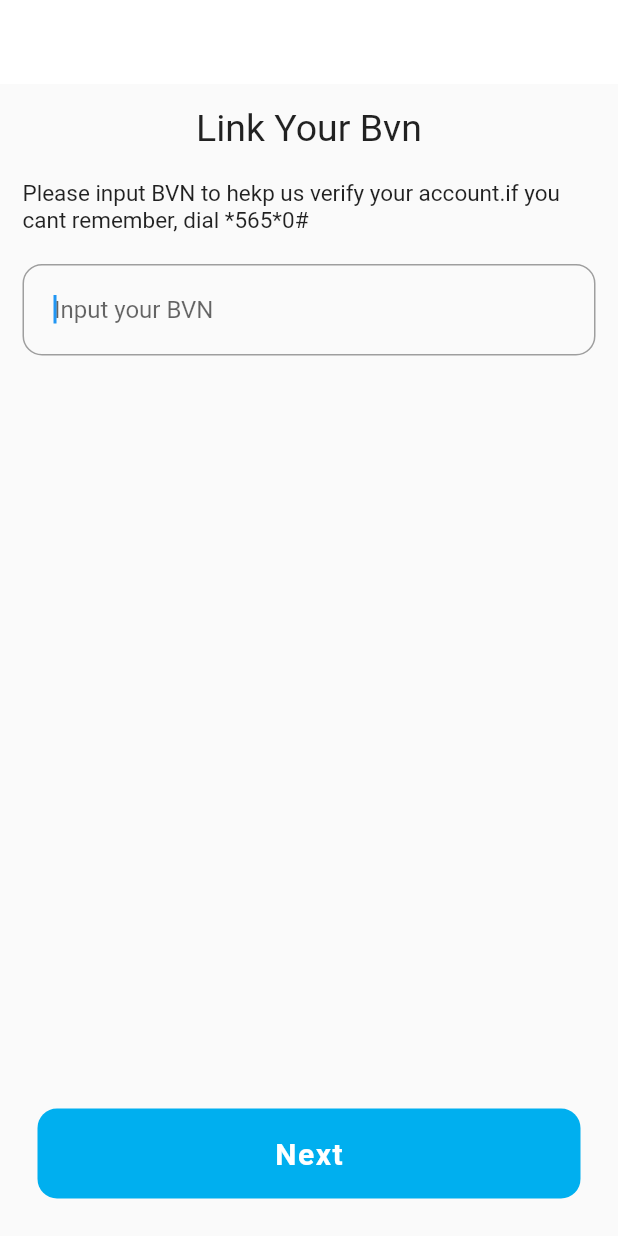
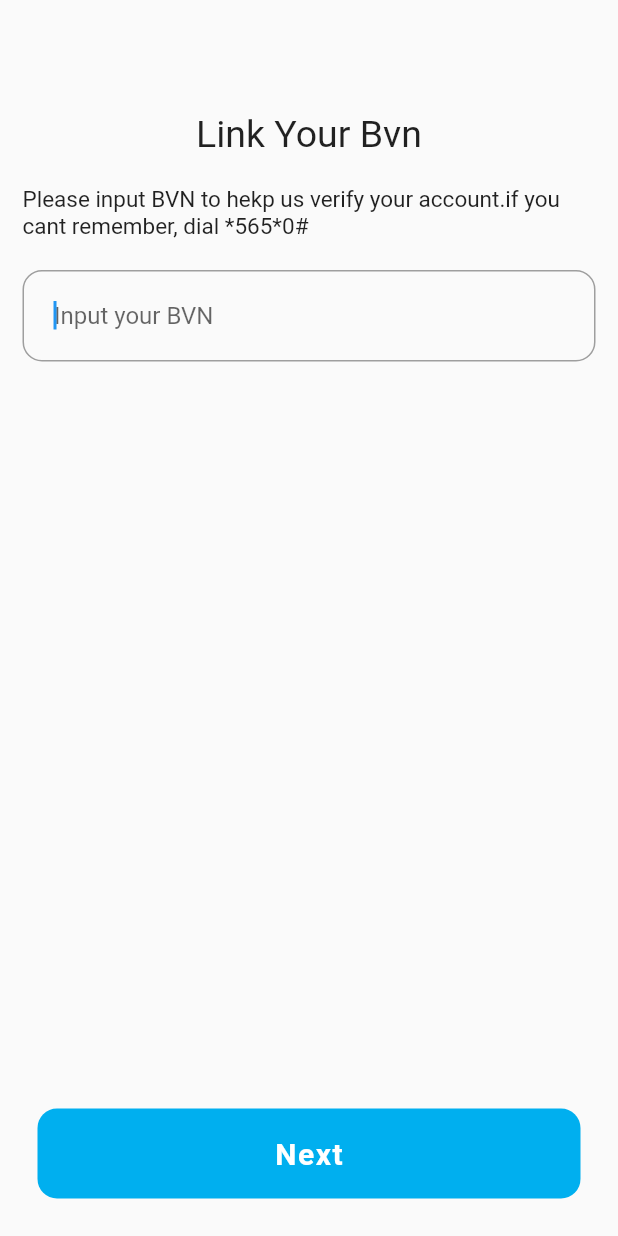
Before and after one commit to Ajaodolapo1301/glade, a Flutter app: the screen it shows after launch, after a tap on "Next", on a phone screen of 412 x 824 dp. Run offline on Flutter 3.47's test engine with Material 2 defaults, Android fonts, the phone set to English and light mode, and no system bars; drawn by our look-alikes of overlay_support; our stand-ins replace after_layout, hive; accounts and stored records are empty; network calls fail; Roboto replaces fonts that are missing (SFPro).

```diff
--- a/lib/api/api.dart
+++ b/lib/api/api.dart
@@ -1,7 +1,81 @@
 
+import 'dart:convert';
 
-abstract class AbstractLoginApi{
-  Future<Map<String,dynamic>> verifyOtp({String phone, String code});
+import 'package:glade/model/bank.dart';
+import 'package:http/http.dart' as http;
+const String Url = "https://api.glade.ng/resources";
+abstract class AbstractApi{
+  Future<Map<String,dynamic>> getListOfBanks();
+
+  Future<Map<String,dynamic>> verifyBvn({String bvn});
 
 
 }
+
+
+class ListOfBanks with AbstractApi{
+
+
+  @override
+  Future<Map<String,dynamic >> getListOfBanks() async {
+    Map<String, dynamic> result = {};
+
+
+
+    var headers = {
+      "key" : "5YTmYrNylhPbv0xXhDg3sfmraSswa6VeeTU",
+      "mid" : "GP_Wp6K7hdiElziWcjebynYgsxQ2RY8qfhn",
+      'Content-Type': 'application/json'
+    };
+
+
+
+
+    try{
+      var response = await http.put(Url, headers: headers, body: jsonEncode({"inquire": "banks"}));
+
+//      print(response.body);
+      if(jsonDecode(response.body)["status"] == 101 || jsonDecode(response.body)["status"] == 101  ){
+        result['message'] = jsonDecode(response.body)["message"];
+        result['error'] = true;
+      }else{
+        result['error'] = false;
+Map ma = jsonDecode(response.body);
+
+        result["banks"] = ma;
+      }
+
+    }catch(e){
+      print(e.toString());
+    }
+
+    return result;
+  }
+
+  @override
+  Future<Map<String,dynamic >> verifyBvn({String bvn}) async {
+    Map<String, dynamic> result = {};
+    var headers = {
+      "key" : "5YTmYrNylhPbv0xXhDg3sfmraSswa6VeeTU",
+      "mid" : "GP_Wp6K7hdiElziWcjebynYgsxQ2RY8qfhn",
+      'Content-Type': 'application/json'
+    };
+
+
+    try{
+      var response = await http.put(Url, headers: headers, body: jsonEncode({"inquire": "bvn", "bvn": bvn}));
+
+      if(jsonDecode(response.body)["status"] == 101 || jsonDecode(response.body)["status"] == 101  ){
+        result['message'] = jsonDecode(response.body)["message"];
+        result['error'] = true;
+      }
+    }catch(e){
+      print(e.toString());
+    }
+
+    return result;
+  }
+
+
+
+}
--- a/lib/main.dart
+++ b/lib/main.dart
@@ -2,6 +2,7 @@ import 'package:flutter/material.dart';
 import 'package:flutter/services.dart';
 import 'package:glade/screens/splashPage.dart';
 import 'package:glade/view_models/AppState.dart';
+import 'package:glade/view_models/bank.dart';
 import 'package:hive/hive.dart';
 import 'package:overlay_support/overlay_support.dart';
 
@@ -27,10 +28,12 @@ Future <void> main() async {
       providers: [
 
         ChangeNotifierProvider(create: (_)=>AppState()),
-
+        ChangeNotifierProvider(create: (_)=>BankState()),
       ],
       child: MyApp()));
 }
+
+
 class MyApp extends StatelessWidget {
 //  final Driver driver;
 
--- a/lib/screens/home.dart
+++ b/lib/screens/home.dart
@@ -1,7 +1,10 @@
+import 'package:after_layout/after_layout.dart';
 import 'package:flutter/material.dart';
 import 'package:glade/animation/fadeRoute.dart';
 import 'package:glade/constant.dart';
 import 'package:glade/screens/list.dart';
+import 'package:glade/view_models/bank.dart';
+import 'package:provider/provider.dart';
 
 
 
@@ -11,17 +14,18 @@ class Home extends StatefulWidget {
   _HomeState createState() => _HomeState();
 }
 
-class _HomeState extends State<Home> {
+class _HomeState extends State<Home>  with AfterLayoutMixin<Home>{
   var bvn;
-
+  BankState bankState;
   @override
   Widget build(BuildContext context) {
+    bankState = Provider.of<BankState>(context);
     return Scaffold(
-      appBar: AppBar(
-        backgroundColor: Colors.white,
-        elevation: 0.0,
-      ),
-      body: Container(
+//      appBar: AppBar(
+//        backgroundColor: Colors.white,
+//        elevation: 0.0,
+//      ),
+      body: Container(margin: EdgeInsets.only(top: 60),
         height: MediaQuery.of(context).size.height,
         child: Padding(
           padding: const EdgeInsets.all(15.0),
@@ -82,4 +86,9 @@ class _HomeState extends State<Home> {
       ),
     );
   }
+
+  @override
+  void afterFirstLayout(BuildContext context) {
+        bankState.getListOfBanks();
+  }
 }
--- /dev/null
+++ b/lib/view_models/bank.dart
@@ -0,0 +1,48 @@
+
+
+import 'package:flutter/cupertino.dart';
+import 'package:glade/api/api.dart';
+import 'package:glade/model/bank.dart';
+
+abstract class ABankState {
+  Future<Map<String,dynamic>> getListOfBanks();
+
+}
+
+
+
+class BankState extends ABankState with  ChangeNotifier{
+
+  var _banks = {};
+  get bank => _banks;
+
+  set bank(bank1) {
+    _banks = bank1;
+    notifyListeners();
+  }
+
+
+
+  @override
+  Future<Map<String, dynamic >> getListOfBanks() async {
+    Map<String, dynamic> result = Map();
+
+    try{
+      result = await ListOfBanks().getListOfBanks();
+      if(result['error'] == null){
+        result['error'] = true;
+        result['message'] = 'An Error occured, please try again';
+      }else if(result['error'] == false){
+        bank = result['banks'];
+        print("get the fucking card $bank");
+      }
+
+    }catch(error){
+      print(error.toString());
+    }
+    print(result);
+    return result;
+
+  }
+
+}
--- a/pubspec.yaml
+++ b/pubspec.yaml
@@ -30,6 +30,7 @@ dependencies:
   hive_flutter: ^0.2.1
   path_provider: ^1.3.0
   overlay_support: ^1.0.2
+  after_layout: ^1.0.7+2
 
 dev_dependencies:
   flutter_test:
```
Also changed, not shown: lib/model/bank.dart (+14 -2 lines), lib/screens/list.dart (+14 -6 lines), lib/view_models/AppState.dart (+19 -19 lines), pubspec.lock.
